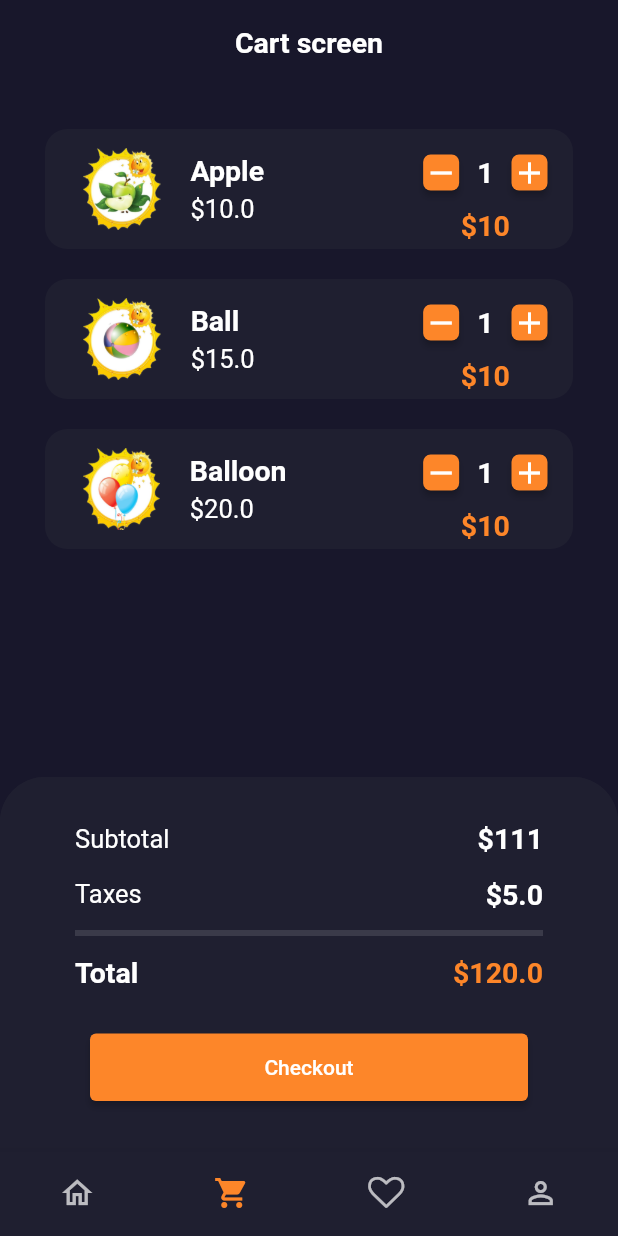
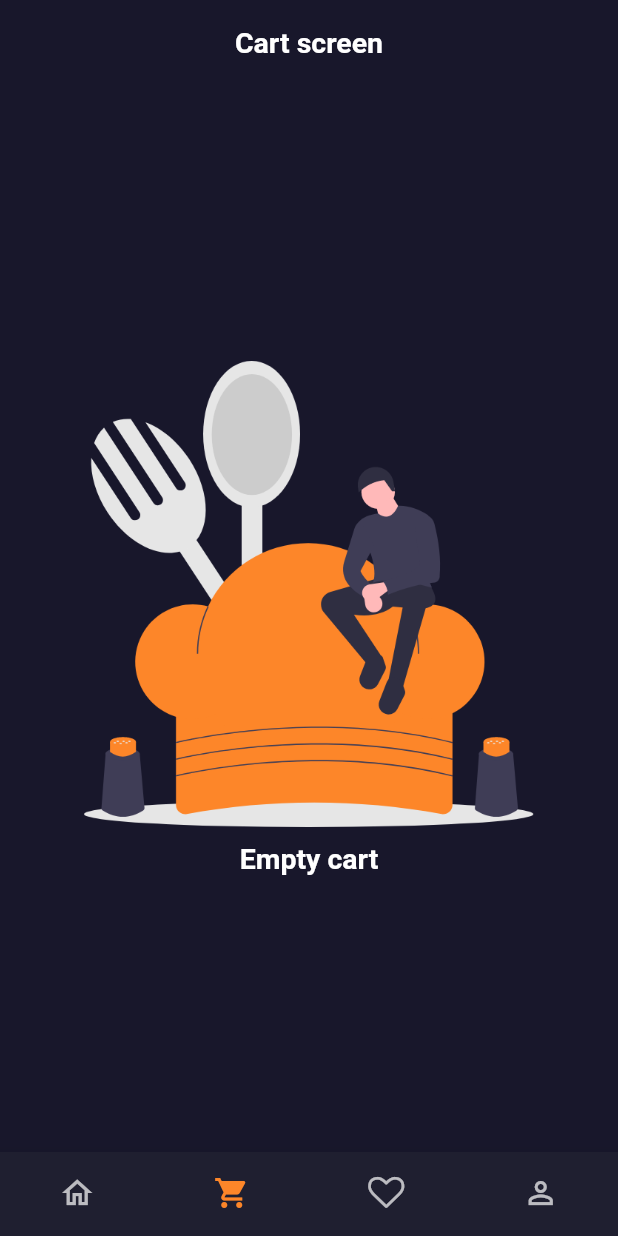
Before and after one commit to Ebabil26/SunStickers, a Flutter app: the screen it shows after launch, item 2 of the bottom bar chosen, on a phone screen of 412 x 824 dp. Run offline on Flutter 3.47's test engine with Material 3 defaults, Android fonts, the phone set to English and light mode, and no system bars; our stand-ins replace badges, equatable, flutter_rating_bar, flutter_riverpod, font_awesome_flutter.

Commit message:
14 шагов логики на Riverpod

```diff
--- a/lib/data/app_data.dart
+++ b/lib/data/app_data.dart
@@ -6,7 +6,8 @@ import 'models/_models.dart';
 class AppData {
   const AppData._();
 
-  static const dummyText = "Lorem Ipsum is simply dummy text of the printing and typesetting "
+  static const dummyText =
+      "Lorem Ipsum is simply dummy text of the printing and typesetting "
       "industry. Lorem Ipsum has been the industry's standard dummy text ever "
       "since the 1500s, when an unknown printer took a galley of type and "
       "scrambled it to make a type specimen book. It has survived not only five "
@@ -17,7 +18,7 @@ class AppData {
       "of Lorem Ipsum.";
 
   static List<Sticker> stickers = [
-    Sticker(
+    const Sticker(
       id: 1,
       image: AppAsset.apple,
       name: 'Apple',
@@ -30,8 +31,8 @@ class AppData {
       voter: 150,
       cart: false,
     ),
-    Sticker(
-      id:2,
+    const Sticker(
+      id: 2,
       image: AppAsset.ball,
       name: 'Ball',
       price: 15.0,
@@ -43,7 +44,7 @@ class AppData {
       voter: 652,
       cart: false,
     ),
-    Sticker(
+    const Sticker(
       id: 3,
       image: AppAsset.balloon,
       name: 'Balloon',
@@ -56,7 +57,7 @@ class AppData {
       voter: 723,
       cart: false,
     ),
-    Sticker(
+    const Sticker(
       id: 4,
       image: AppAsset.bear,
       name: 'Bear',
@@ -69,7 +70,7 @@ class AppData {
       voter: 456,
       cart: false,
     ),
-    Sticker(
+    const Sticker(
       id: 5,
       image: AppAsset.berry,
       name: 'Strawberry',
@@ -82,7 +83,7 @@ class AppData {
       voter: 650,
       cart: false,
     ),
-    Sticker(
+    const Sticker(
       id: 6,
       image: AppAsset.dandelion,
       name: 'Dandelion',
@@ -95,7 +96,7 @@ class AppData {
       voter: 350,
       cart: false,
     ),
-    Sticker(
+    const Sticker(
       id: 7,
       image: AppAsset.dinosaur,
       name: 'Dinosaur',
@@ -108,7 +109,7 @@ class AppData {
       voter: 265,
       cart: false,
     ),
-    Sticker(
+    const Sticker(
       id: 8,
       image: AppAsset.dolphin,
       name: 'Dolphin',
@@ -121,7 +122,7 @@ class AppData {
       voter: 890,
       cart: false,
     ),
-    Sticker(
+    const Sticker(
       id: 9,
       image: AppAsset.elephant,
       name: 'Elephant',
@@ -134,7 +135,7 @@ class AppData {
       voter: 900,
       cart: false,
     ),
-    Sticker(
+    const Sticker(
       id: 10,
       image: AppAsset.firtree,
       name: 'Fir-tree',
@@ -147,7 +148,7 @@ class AppData {
       voter: 420,
       cart: false,
     ),
-    Sticker(
+    const Sticker(
       id: 11,
       image: AppAsset.fish,
       name: 'Fish',
@@ -160,7 +161,7 @@ class AppData {
       voter: 263,
       cart: false,
     ),
-    Sticker(
+    const Sticker(
       id: 12,
       image: AppAsset.flower,
       name: 'Flower',
@@ -173,7 +174,7 @@ class AppData {
       voter: 560,
       cart: false,
     ),
-    Sticker(
+    const Sticker(
       id: 13,
       image: AppAsset.home,
       name: 'Home',
@@ -186,7 +187,7 @@ class AppData {
       voter: 361,
       cart: false,
     ),
-    Sticker(
+    const Sticker(
       id: 14,
       image: AppAsset.mushroom,
       name: 'Mushroom',
@@ -199,7 +200,7 @@ class AppData {
       voter: 915,
       cart: false,
     ),
-    Sticker(
+    const Sticker(
       id: 15,
       image: AppAsset.pear,
       name: 'Pear',
@@ -212,7 +213,7 @@ class AppData {
       voter: 210,
       cart: false,
     ),
-    Sticker(
+    const Sticker(
       id: 16,
       image: AppAsset.penguin,
       name: 'Penguin',
@@ -225,7 +226,7 @@ class AppData {
       voter: 304,
       cart: false,
     ),
-    Sticker(
+    const Sticker(
       id: 17,
       image: AppAsset.raccoon,
       name: 'Raccoon',
@@ -238,7 +239,7 @@ class AppData {
       voter: 356,
       cart: false,
     ),
-    Sticker(
+    const Sticker(
       id: 18,
       image: AppAsset.snail,
       name: 'Snail',
@@ -251,7 +252,7 @@ class AppData {
       voter: 203,
       cart: false,
     ),
-    Sticker(
+    const Sticker(
       id: 19,
       image: AppAsset.star,
       name: 'Star',
@@ -264,7 +265,7 @@ class AppData {
       voter: 278,
       cart: false,
     ),
-    Sticker(
+    const Sticker(
       id: 20,
       image: AppAsset.train,
       name: 'Train',
@@ -277,7 +278,7 @@ class AppData {
       voter: 734,
       cart: false,
     ),
-    Sticker(
+    const Sticker(
       id: 21,
       image: AppAsset.umbrella,
       name: 'Umbrella',
@@ -290,7 +291,7 @@ class AppData {
       voter: 671,
       cart: false,
     ),
-    Sticker(
+    const Sticker(
       id: 22,
       image: AppAsset.watermelon,
       name: 'Watermelon',
@@ -330,19 +331,15 @@ class AppData {
   ];
 
   static List<StickerCategory> categories = [
-    StickerCategory(type: StickerType.all, isSelected: true),
-    StickerCategory(type: StickerType.toy, isSelected: false),
-    StickerCategory(type: StickerType.fauna, isSelected: false),
-    StickerCategory(type: StickerType.plant, isSelected: false),
-    StickerCategory(type: StickerType.berry, isSelected: false),
-    StickerCategory(type: StickerType.fruit, isSelected: false),
-    StickerCategory(type: StickerType.other, isSelected: false),
+    const StickerCategory(type: StickerType.all, isSelected: true),
+    const StickerCategory(type: StickerType.toy, isSelected: false),
+    const StickerCategory(type: StickerType.fauna, isSelected: false),
+    const StickerCategory(type: StickerType.plant, isSelected: false),
+    const StickerCategory(type: StickerType.berry, isSelected: false),
+    const StickerCategory(type: StickerType.fruit, isSelected: false),
+    const StickerCategory(type: StickerType.other, isSelected: false),
   ];
 
-  static List<Sticker> cartItems = [stickers[0], stickers[1], stickers[2]];
-  static List<Sticker> favoriteItems = [
-    stickers[0].copyWith(favorite: true),
-    stickers[1].copyWith(favorite: true),
-    stickers[2].copyWith(favorite: true)
-  ];
+  static List<Sticker> cartItems = [];
+  static List<Sticker> favoriteItems = [];
 }
--- a/lib/data/models/sticker.dart
+++ b/lib/data/models/sticker.dart
@@ -15,7 +15,7 @@ class Sticker extends Equatable{
   final int voter;
   final bool cart;
 
-  Sticker({
+  const Sticker({
     required this.id,
     required this.image,
     required this.name,
@@ -29,9 +29,8 @@ class Sticker extends Equatable{
     required this.cart,
   });
 
+  @override
   List<Object?> get props => [id, image, name, price, quantity, favorite, description, score, type, voter, cart];
-  @override
-  int get hashCode => id.hashCode^image.hashCode^name.hashCode^price.hashCode^quantity.hashCode^favorite.hashCode^description.hashCode^score.hashCode^type.hashCode^voter.hashCode^cart.hashCode;
 
   Sticker copyWith({
     int? id,
--- a/lib/data/models/sticker_category.dart
+++ b/lib/data/models/sticker_category.dart
@@ -6,7 +6,7 @@ class StickerCategory extends Equatable {
   final StickerType type;
   final bool isSelected;
 
-  StickerCategory({required this.type, required this.isSelected});
+  const StickerCategory({required this.type, required this.isSelected});
 
   @override
   List<Object?> get props => [type, isSelected];
--- a/lib/main.dart
+++ b/lib/main.dart
@@ -1,12 +1,12 @@
 import 'package:flutter/material.dart';
 import 'package:flutter_riverpod/flutter_riverpod.dart';
+import 'package:sun_stickers/states/shared/_shared.dart';
 
 import 'ui/_ui.dart';
 import 'ui_kit/_ui_kit.dart';
 
-
 void main() {
-  runApp(const ProviderScope(child:MyApp()));
+  runApp(const ProviderScope(child: MyApp()));
 }
 
 class MyApp extends StatelessWidget {
@@ -15,10 +15,14 @@ class MyApp extends StatelessWidget {
   // This widget is the root of your application.
   @override
   Widget build(BuildContext context) {
-    return MaterialApp(
-      title: 'Sunny Stickers',
-      theme: AppTheme.darkTheme,
-      home: const HomeScreen(),
-    );
+    return Consumer(builder: (context, ref, _) {
+      final isLight = ref.watch(sharedProvider).light;
+
+      return MaterialApp(
+        title: 'Sunny Stickers',
+        theme: isLight ? AppTheme.lightTheme : AppTheme.darkTheme,
+        home: const HomeScreen(),
+      );
+    });
   }
 }
--- a/lib/states/_states.dart
+++ /dev/null
@@ -1,2 +0,0 @@
-export 'sticker_state.dart';
-export 'shared/_shared.dart';
--- a/lib/states/shared/shared_state.dart
+++ b/lib/states/shared/shared_state.dart
@@ -6,36 +6,55 @@ class SharedState extends Equatable {
   final List<StickerCategory> categories;
   final List<Sticker> stickers;
   final List<Sticker> stickersByCategory;
+  final List<Sticker> cart;
+  final List<Sticker> favorite;
+
   final bool light;
+
   const SharedState({
     required this.categories,
     required this.stickers,
     required this.stickersByCategory,
-    required this.light
+    required this.light,
+    required this.cart,
+    required this.favorite,
   });
 
-  SharedState.initial(): this(
+  SharedState.initial()
+      : this(
           categories: AppData.categories,
           stickers: AppData.stickers,
           stickersByCategory: AppData.stickers,
-    light: true,
+          cart: AppData.cartItems,
+          favorite: AppData.favoriteItems,
+          light: false,
         );
 
   @override
-  List<Object?> get props => [categories, stickers, stickersByCategory, light];
+  List<Object?> get props => [
+        categories,
+        stickers,
+        stickersByCategory,
+        light,
+        cart,
+        favorite,
+      ];
 
   SharedState copyWith({
     List<StickerCategory>? categories,
     List<Sticker>? stickers,
     List<Sticker>? stickersByCategory,
-    bool? light
+    bool? light,
+    List<Sticker>? cart,
+    List<Sticker>? favorite,
   }) {
     return SharedState(
       categories: categories ?? this.categories,
       stickers: stickers ?? this.stickers,
       stickersByCategory: stickersByCategory ?? this.stickersByCategory,
-        light: light ?? this.light
+      light: light ?? this.light,
+      cart: cart ?? this.cart,
+      favorite: favorite ?? this.favorite,
     );
   }
-
 }
--- a/lib/ui/screens/cart_screen.dart
+++ b/lib/ui/screens/cart_screen.dart
@@ -1,25 +1,31 @@
 import 'package:flutter/material.dart';
+import 'package:flutter_riverpod/flutter_riverpod.dart';
 import 'package:font_awesome_flutter/font_awesome_flutter.dart';
+import 'package:sun_stickers/states/shared/_shared.dart';
 
 import '../../data/_data.dart';
 import '../../ui_kit/_ui_kit.dart';
 import '../_ui.dart';
 
-class CartScreen extends StatelessWidget {
-  CartScreen({super.key});
-  var cartItems = AppData.cartItems;
-  double taxes = 5.0;
+class CartScreen extends ConsumerWidget {
+  const CartScreen({super.key});
+
+  static const _taxes = 5.0;
 
   @override
-  Widget build(BuildContext context) {
+  Widget build(BuildContext context, WidgetRef ref) {
+    final cartItems = ref.watch(sharedProvider).cart;
+
     return Scaffold(
       appBar: _appBar(context),
       body: EmptyWrapper(
         title: "Empty cart",
         isEmpty: cartItems.isEmpty,
-        child: _cartListView(context),
+        child: _cartListView(context, ref),
       ),
-      bottomNavigationBar: cartItems.isEmpty? const SizedBox.shrink() : _bottomAppBar(context),
+      bottomNavigationBar: cartItems.isEmpty
+          ? const SizedBox.shrink()
+          : _bottomAppBar(context, ref),
     );
   }
 
@@ -32,18 +38,23 @@ class CartScreen extends StatelessWidget {
     );
   }
 
-  Widget _cartListView(BuildContext context) {
+  Widget _cartListView(BuildContext context, WidgetRef ref) {
+    final cartItems = ref.watch(sharedProvider).cart;
+
     return ListView.separated(
       padding: const EdgeInsets.all(30),
       itemCount: cartItems.length,
       itemBuilder: (_, index) {
         final sticker = cartItems[index];
+
+        final stickerPrice = sticker.quantity * sticker.price;
+
         return Dismissible(
           direction: DismissDirection.endToStart,
           onDismissed: (direction) {
-            if (direction == DismissDirection.endToStart) {
-              print('Удаляем');
-            }
+            if (direction != DismissDirection.endToStart) return;
+
+            ref.read(sharedProvider.notifier).onRemoveFromCartTap(sticker.id);
           },
           key: UniqueKey(),
           background: Row(
@@ -66,7 +77,9 @@ class CartScreen extends StatelessWidget {
             padding: const EdgeInsets.all(5),
             decoration: BoxDecoration(
               borderRadius: BorderRadius.circular(15),
-              color: Theme.of(context).brightness == Brightness.dark ? AppColor.dark : Colors.white,
+              color: Theme.of(context).brightness == Brightness.dark
+                  ? AppColor.dark
+                  : Colors.white,
             ),
             child: Row(
               mainAxisAlignment: MainAxisAlignment.spaceEvenly,
@@ -93,21 +106,33 @@ class CartScreen extends StatelessWidget {
                   children: [
                     CounterButton(
                       onIncrementTap: () {
-                        print('Увеличить количество');
+                        final provider = ref.read(sharedProvider.notifier);
+
+                        provider.onIncreaseQuantityTap(sticker.id);
+                        provider.onAddToCartTap(sticker.id);
                       },
                       onDecrementTap: () {
-                        print('Уменьшить количество');
+                        final provider = ref.read(sharedProvider.notifier);
+
+                        provider.onDecreaseQuantityTap(sticker.id);
+                        provider.onAddToCartTap(sticker.id);
                       },
                       size: const Size(24, 24),
                       padding: 0,
                       label: Text(
-                        sticker.quantity.toString(),
+                        ref
+                            .watch(sharedProvider)
+                            .stickers
+                            .firstWhere((e) => e.id == sticker.id)
+                            .quantity
+                            .toString(),
                         style: Theme.of(context).textTheme.displayMedium,
                       ),
                     ),
                     Text(
-                      "\$10",
-                      style: AppTextStyle.h2Style.copyWith(color: AppColor.accent),
+                      "\$$stickerPrice",
+                      style:
+                          AppTextStyle.h2Style.copyWith(color: AppColor.accent),
                     )
                   ],
                 )
@@ -122,7 +147,15 @@ class CartScreen extends StatelessWidget {
     );
   }
 
-  Widget _bottomAppBar(BuildContext context) {
+  Widget _bottomAppBar(BuildContext context, WidgetRef ref) {
+    final cartItems = ref.watch(sharedProvider).cart;
+
+    final priceWithoutTaxes = cartItems.map((sticker) {
+      return sticker.quantity * sticker.price;
+    }).reduce((value, element) => value + element);
+
+    final totalPrice = priceWithoutTaxes + _taxes;
+
     return ClipRRect(
       borderRadius: const BorderRadius.only(
         topLeft: Radius.circular(30),
@@ -132,7 +165,9 @@ class CartScreen extends StatelessWidget {
           child: SizedBox(
               height: 250,
               child: Container(
-                color: Theme.of(context).brightness == Brightness.dark ? AppColor.dark : Colors.white,
+                color: Theme.of(context).brightness == Brightness.dark
+                    ? AppColor.dark
+                    : Colors.white,
                 child: Padding(
                   padding: const EdgeInsets.all(30),
                   child: SingleChildScrollView(
@@ -145,11 +180,13 @@ class CartScreen extends StatelessWidget {
                             children: [
                               Text(
                                 "Subtotal",
-                                style: Theme.of(context).textTheme.headlineSmall,
+                                style:
+                                    Theme.of(context).textTheme.headlineSmall,
                               ),
                               Text(
-                                "\$111",
-                                style: Theme.of(context).textTheme.displayMedium,
+                                "\$$priceWithoutTaxes",
+                                style:
+                                    Theme.of(context).textTheme.displayMedium,
                               ),
                             ],
                           ),
@@ -162,11 +199,13 @@ class CartScreen extends StatelessWidget {
                             children: [
                               Text(
                                 "Taxes",
-                                style: Theme.of(context).textTheme.headlineSmall,
+                                style:
+                                    Theme.of(context).textTheme.headlineSmall,
                               ),
                               Text(
-                                "\$${taxes}",
-                                style: Theme.of(context).textTheme.displayMedium,
+                                "\$$_taxes",
+                                style:
+                                    Theme.of(context).textTheme.displayMedium,
                               ),
                             ],
                           ),
@@ -182,10 +221,11 @@ class CartScreen extends StatelessWidget {
                             children: [
                               Text(
                                 "Total",
-                                style: Theme.of(context).textTheme.displayMedium,
+                                style:
+                                    Theme.of(context).textTheme.displayMedium,
                               ),
                               Text(
-                                "\$120.0",
+                                "\$$totalPrice",
                                 style: AppTextStyle.h2Style.copyWith(
                                   color: AppColor.accent,
                                 ),
@@ -200,7 +240,9 @@ class CartScreen extends StatelessWidget {
                           child: Padding(
                             padding: const EdgeInsets.symmetric(horizontal: 30),
                             child: ElevatedButton(
-                              onPressed: () {},
+                              onPressed: ref
+                                  .read(sharedProvider.notifier)
+                                  .onCheckOutTap,
                               child: const Text("Checkout"),
                             ),
                           ),
@@ -212,4 +254,8 @@ class CartScreen extends StatelessWidget {
               ))),
     );
   }
+
+  double stickerPrice(Sticker sticker) {
+    return (sticker.quantity * sticker.price);
+  }
 }
--- a/lib/ui/screens/home_screen.dart
+++ b/lib/ui/screens/home_screen.dart
@@ -11,7 +11,7 @@ class HomeScreen extends StatefulWidget {
 }
 
 class HomeScreenState extends State<HomeScreen> {
-  final List<Widget> screens = [StickerList(), CartScreen(), FavoriteScreen(), const ProfileScreen()];
+  final List<Widget> screens = [const StickerList(), const CartScreen(), const FavoriteScreen(), const ProfileScreen()];
   int currentIndex = 0;
 
   void onTabTap(int index) {
--- a/lib/ui/widgets/sticker_list_view.dart
+++ b/lib/ui/widgets/sticker_list_view.dart
@@ -22,8 +22,7 @@ class StickerListView extends StatelessWidget {
             Sticker sticker = isReversed ? stickers.reversed.toList()[index] : stickers[index];
             return GestureDetector(
               onTap: () {
-                print('Клик на карточку');
-                Navigator.of(context).push(MaterialPageRoute(builder: (_) => StickerDetail()));
+                Navigator.of(context).push(MaterialPageRoute(builder: (_) => StickerDetail(sticker: sticker)));
               },
               child: Container(
                 width: 160,
```
Also changed, not shown: lib/states/shared/shared_notifier.dart (+89 -6 lines), lib/states/sticker_state.dart (deleted, +0 -152 lines), lib/ui/screens/favorite_screen.dart (+17 -8 lines), lib/ui/screens/sticker_detail_screen.dart (+104 -22 lines), lib/ui/screens/sticker_list_screen.dart (+50 -48 lines), pubspec.yaml (+9 -3 lines), lib/states/shared/shared_provider.dart (line endings or trailing spaces), pubspec.lock, 24 other files. Lines whose indentation alone changed are shown as unchanged.
